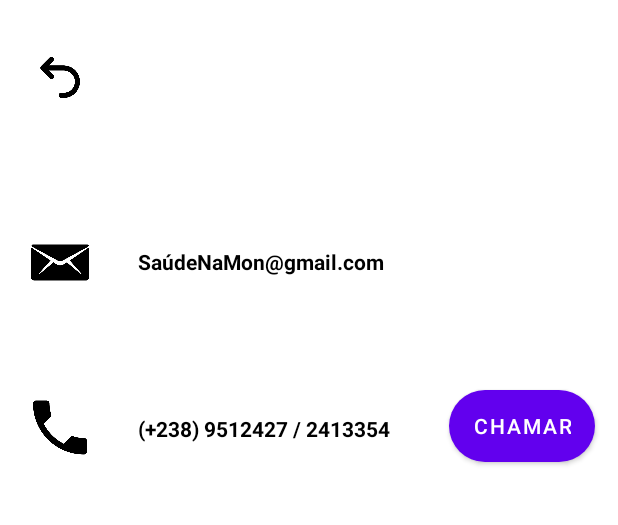
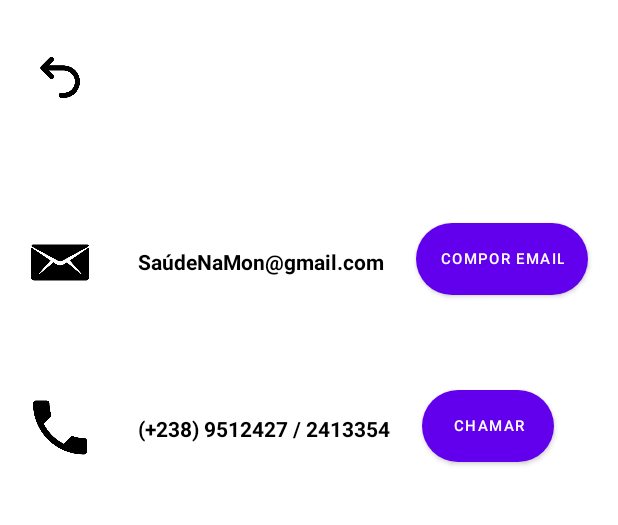
Before and after one commit to adilsonlima1997/TFCAPP, an Android app: the ContactActivity screen opened directly, with no data from a screen before it, on a phone screen of 412 x 824 dp, the part 204-729 px from its top. Run offline under Robolectric (Android 15) with nearby library versions, the phone set to English and light mode, and no system bars.

Commit message:
Atualizado em 18/05/2022 16:30

```diff
--- a/app/src/main/AndroidManifest.xml
+++ b/app/src/main/AndroidManifest.xml
@@ -1,7 +1,6 @@
 <?xml version="1.0" encoding="utf-8"?>
 <manifest xmlns:android="http://schemas.android.com/apk/res/android"
     package="com.example.farmacia_v1">
-
 
     <application
         android:allowBackup="true"
@@ -10,6 +9,9 @@
         android:roundIcon="@mipmap/ic_launcher_round"
         android:supportsRtl="true"
         android:theme="@style/Theme.Farmacia_V1">
+        <activity
+            android:name=".ComporEmailActivity"
+            android:exported="false" />
         <activity
             android:name=".UpdateActivity"
             android:exported="false" />
--- a/app/src/main/java/com/example/farmacia_v1/ContactActivity.java
+++ b/app/src/main/java/com/example/farmacia_v1/ContactActivity.java
@@ -15,7 +15,7 @@ import android.widget.ImageView;
 public class ContactActivity extends AppCompatActivity {
 
     ImageView voltar, phone;
-    Button _phoneCall;
+    Button _phoneCall, _composeEmail;
     @Override
     protected void onCreate(Bundle savedInstanceState) {
         super.onCreate(savedInstanceState);
@@ -24,6 +24,7 @@ public class ContactActivity extends AppCompatActivity {
         voltar = findViewById(R.id.seta_voltar);
         phone = findViewById(R.id.telefone);
         _phoneCall = findViewById(R.id.button2);
+        _composeEmail = findViewById(R.id.compose_Email);
 
         voltar.setOnClickListener(new View.OnClickListener() {
             @Override
@@ -42,7 +43,7 @@ public class ContactActivity extends AppCompatActivity {
                 startActivity(intent);
             }
         });
-
+        //função que lhe dá a possibilidade de fazer chamadas apartir do app
         phone.setOnClickListener(new View.OnClickListener() {
             @Override
             public void onClick(View view) {
@@ -51,5 +52,13 @@ public class ContactActivity extends AppCompatActivity {
                 startActivity(intent);
             }
         });
+
+        _composeEmail.setOnClickListener(new View.OnClickListener() {
+            @Override
+            public void onClick(View view) {
+                Intent intent = new Intent(getApplicationContext(),ComporEmailActivity.class);
+                startActivity(intent);
+            }
+        });
     }
 }
--- a/app/src/main/res/layout/activity_contact.xml
+++ b/app/src/main/res/layout/activity_contact.xml
@@ -91,11 +91,25 @@
         android:layout_width="wrap_content"
         android:layout_height="wrap_content"
         android:layout_marginTop="76dp"
+        android:background="@drawable/edit_btn"
         android:text="Chamar"
-        android:background="@drawable/edit_btn"
+        android:textSize="10dp"
         app:layout_constraintEnd_toEndOf="parent"
-        app:layout_constraintHorizontal_bias="0.714"
+        app:layout_constraintHorizontal_bias="0.338"
         app:layout_constraintStart_toEndOf="@+id/textView5"
         app:layout_constraintTop_toBottomOf="@+id/textView4" />
 
+    <Button
+        android:id="@+id/compose_Email"
+        android:layout_width="wrap_content"
+        android:layout_height="wrap_content"
+        android:layout_marginTop="148dp"
+        android:background="@drawable/edit_btn"
+        android:text="Compor Email"
+        android:textSize="10dp"
+        app:layout_constraintEnd_toEndOf="parent"
+        app:layout_constraintHorizontal_bias="0.516"
+        app:layout_constraintStart_toEndOf="@+id/textView4"
+        app:layout_constraintTop_toBottomOf="@+id/titulo" />
+
 </androidx.constraintlayout.widget.ConstraintLayout>
```
Also changed, not shown: app/src/main/java/com/example/farmacia_v1/ComporEmailActivity.java (added, +14 -0 lines), app/src/main/res/layout/activity_compor_email.xml (added, +105 -0 lines).
